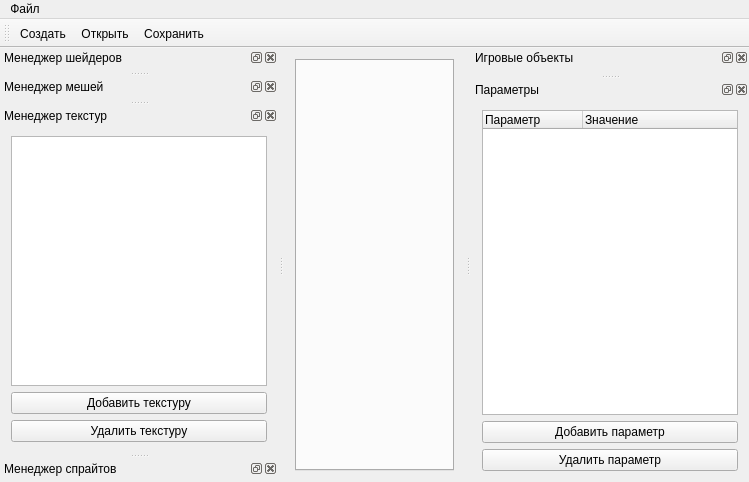
This is SRC/mainform.ui in maxiprogram/Editor as Qt 5 draws it before an edit. The edited form follows.
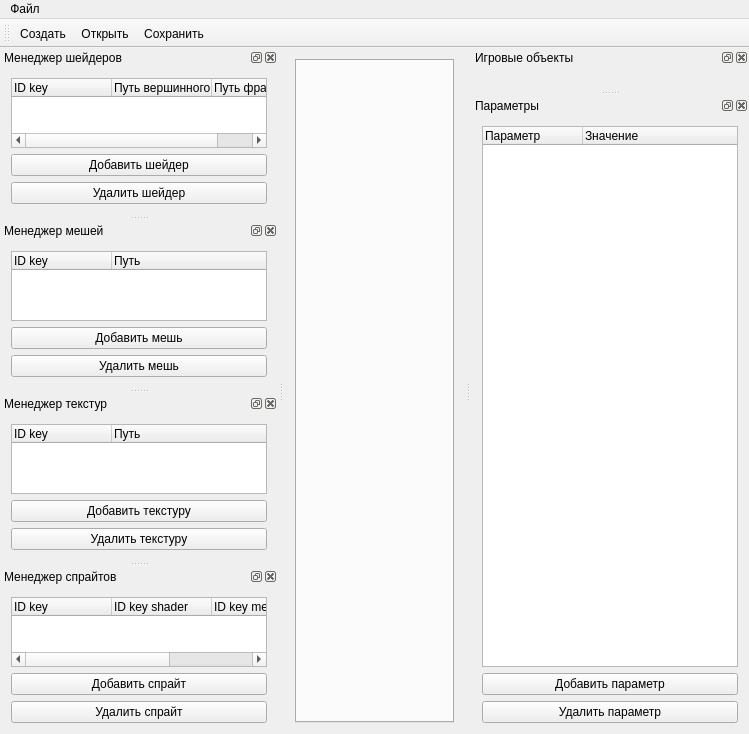
This is the edited form.

Diff of the .ui file:
```diff
--- a/SRC/mainform.ui
+++ b/SRC/mainform.ui
@@ -7,7 +7,7 @@
     <x>0</x>
     <y>0</y>
     <width>749</width>
-    <height>482</height>
+    <height>682</height>
    </rect>
   </property>
   <property name="windowTitle">
@@ -85,7 +85,43 @@
    <attribute name="dockWidgetArea">
     <number>1</number>
    </attribute>
-   <widget class="QWidget" name="dockWidgetContents_5"/>
+   <widget class="QWidget" name="dockWidgetContents_5">
+    <layout class="QVBoxLayout" name="verticalLayout_4">
+     <item>
+      <widget class="QTreeWidget" name="treeWidget_shader">
+       <column>
+        <property name="text">
+         <string>ID key</string>
+        </property>
+       </column>
+       <column>
+        <property name="text">
+         <string>Путь вершинного шейдера</string>
+        </property>
+       </column>
+       <column>
+        <property name="text">
+         <string>Путь фрагментного шейдера</string>
+        </property>
+       </column>
+      </widget>
+     </item>
+     <item>
+      <widget class="QPushButton" name="pushButton_add_shader">
+       <property name="text">
+        <string>Добавить шейдер</string>
+       </property>
+      </widget>
+     </item>
+     <item>
+      <widget class="QPushButton" name="pushButton_del_shader">
+       <property name="text">
+        <string>Удалить шейдер</string>
+       </property>
+      </widget>
+     </item>
+    </layout>
+   </widget>
   </widget>
   <widget class="QDockWidget" name="panel_mesh">
    <property name="windowTitle">
@@ -94,7 +130,38 @@
    <attribute name="dockWidgetArea">
     <number>1</number>
    </attribute>
-   <widget class="QWidget" name="dockWidgetContents_6"/>
+   <widget class="QWidget" name="dockWidgetContents_6">
+    <layout class="QVBoxLayout" name="verticalLayout_5">
+     <item>
+      <widget class="QTreeWidget" name="treeWidget_mesh">
+       <column>
+        <property name="text">
+         <string>ID key</string>
+        </property>
+       </column>
+       <column>
+        <property name="text">
+         <string>Путь</string>
+        </property>
+       </column>
+      </widget>
+     </item>
+     <item>
+      <widget class="QPushButton" name="pushButton_add_mesh">
+       <property name="text">
+        <string>Добавить мешь</string>
+       </property>
+      </widget>
+     </item>
+     <item>
+      <widget class="QPushButton" name="pushButton_del_mesh">
+       <property name="text">
+        <string>Удалить мешь</string>
+       </property>
+      </widget>
+     </item>
+    </layout>
+   </widget>
   </widget>
   <widget class="QDockWidget" name="panel_texture">
    <property name="windowTitle">
@@ -106,7 +173,18 @@
    <widget class="QWidget" name="dockWidgetContents_7">
     <layout class="QVBoxLayout" name="verticalLayout_3">
      <item>
-      <widget class="QListWidget" name="listWidget_texture"/>
+      <widget class="QTreeWidget" name="treeWidget_texture">
+       <column>
+        <property name="text">
+         <string>ID key</string>
+        </property>
+       </column>
+       <column>
+        <property name="text">
+         <string>Путь</string>
+        </property>
+       </column>
+      </widget>
      </item>
      <item>
       <widget class="QPushButton" name="pushButton_add_texture">
@@ -132,7 +210,48 @@
    <attribute name="dockWidgetArea">
     <number>1</number>
    </attribute>
-   <widget class="QWidget" name="dockWidgetContents_8"/>
+   <widget class="QWidget" name="dockWidgetContents_8">
+    <layout class="QVBoxLayout" name="verticalLayout_6">
+     <item>
+      <widget class="QTreeWidget" name="treeWidget_sprite">
+       <column>
+        <property name="text">
+         <string>ID key</string>
+        </property>
+       </column>
+       <column>
+        <property name="text">
+         <string>ID key shader</string>
+        </property>
+       </column>
+       <column>
+        <property name="text">
+         <string>ID key mesh</string>
+        </property>
+       </column>
+       <column>
+        <property name="text">
+         <string>ID key texture</string>
+        </property>
+       </column>
+      </widget>
+     </item>
+     <item>
+      <widget class="QPushButton" name="pushButton_add_sprite">
+       <property name="text">
+        <string>Добавить спрайт</string>
+       </property>
+      </widget>
+     </item>
+     <item>
+      <widget class="QPushButton" name="pushButton_del_sprite">
+       <property name="text">
+        <string>Удалить спрайт</string>
+       </property>
+      </widget>
+     </item>
+    </layout>
+   </widget>
   </widget>
   <widget class="QDockWidget" name="panel_gameobject">
    <property name="windowTitle">
```
Left out of the diff: 2 changed lines with no effect on the pictures.
